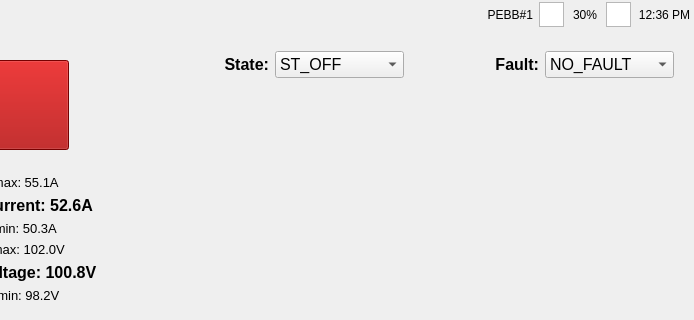
Above: mainwindow.ui from ChauLe19/MDE_HMI before the change; both pictures show x 106 to 800 and y 0 to 320 of the 800 by 480 pixel window. Below: the same form after it.
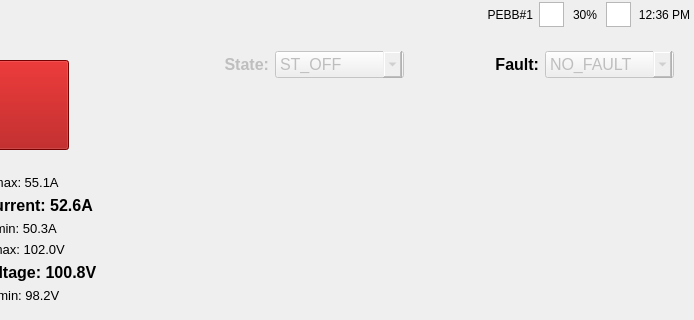
That is the form after the change. Icons and pictures are not drawn.

What changed in the file:
```diff
--- a/mainwindow.ui
+++ b/mainwindow.ui
@@ -476,6 +476,9 @@
                 <layout class="QHBoxLayout" name="horizontalLayout">
                  <item>
                   <widget class="QLabel" name="label_12">
+                   <property name="enabled">
+                    <bool>false</bool>
+                   </property>
                    <property name="font">
                     <font>
                      <pointsize>12</pointsize>
@@ -492,6 +495,9 @@
                  </item>
                  <item>
                   <widget class="QComboBox" name="StateComboBox">
+                   <property name="enabled">
+                    <bool>false</bool>
+                   </property>
                    <property name="font">
                     <font>
                      <pointsize>12</pointsize>
@@ -499,6 +505,17 @@
                      <stylestrategy>PreferDefault</stylestrategy>
                     </font>
                    </property>
+                   <property name="styleSheet">
+                    <string notr="true">QComboBox#StateComboBox::drop-down {
+    width: 0px;
+}
+
+QComboBox#StateComboBox::down-arrow {
+    width: 0px;
+    height: 0px;
+    image: none;
+}</string>
+                   </property>
                    <item>
                     <property name="text">
                      <string>ST_OFF</string>
@@ -529,11 +546,25 @@
                  </item>
                  <item>
                   <widget class="QComboBox" name="FaultComboBox">
+                   <property name="enabled">
+                    <bool>false</bool>
+                   </property>
                    <property name="font">
                     <font>
                      <pointsize>12</pointsize>
                     </font>
                    </property>
+                   <property name="styleSheet">
+                    <string notr="true">QComboBox#FaultComboBox::drop-down {
+    width: 0px;
+}
+
+QComboBox#FaultComboBox::down-arrow {
+    width: 0px;
+    height: 0px;
+    image: none;
+}</string>
+                   </property>
                    <item>
                     <property name="text">
                      <string>NO_FAULT</string>
```
Left out of the diff: 9 changed lines with no effect on the pictures.
